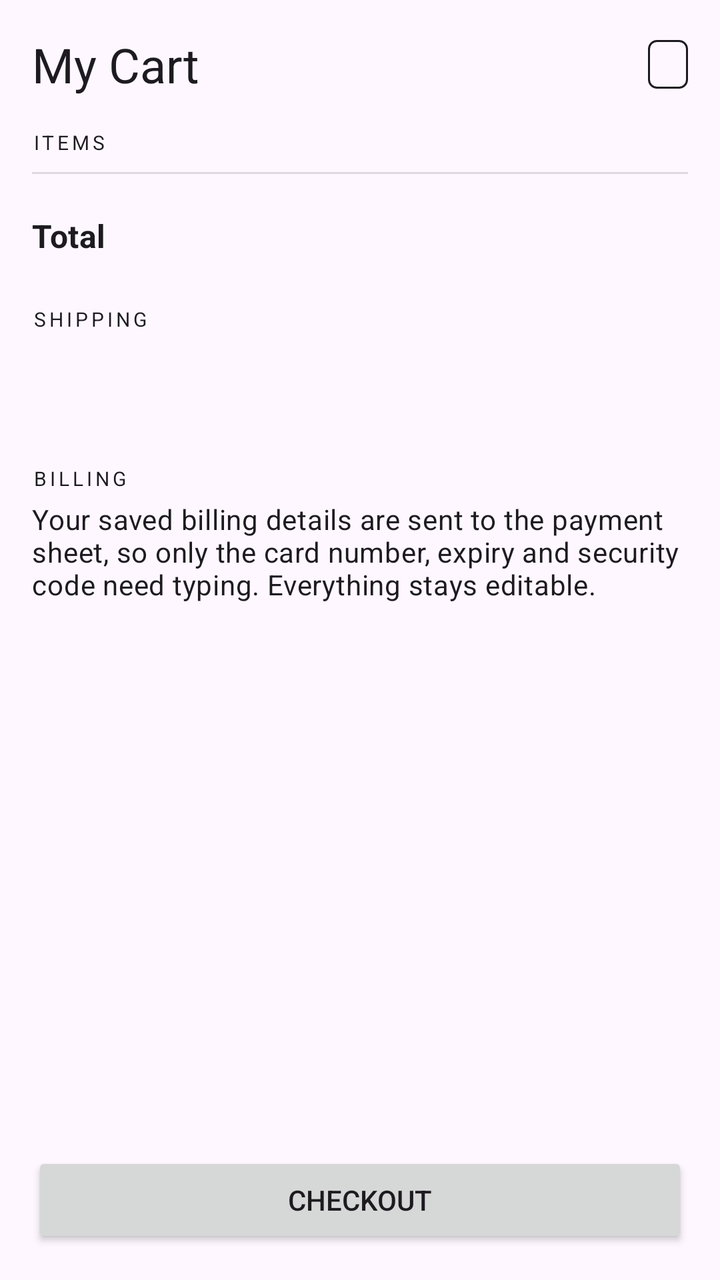
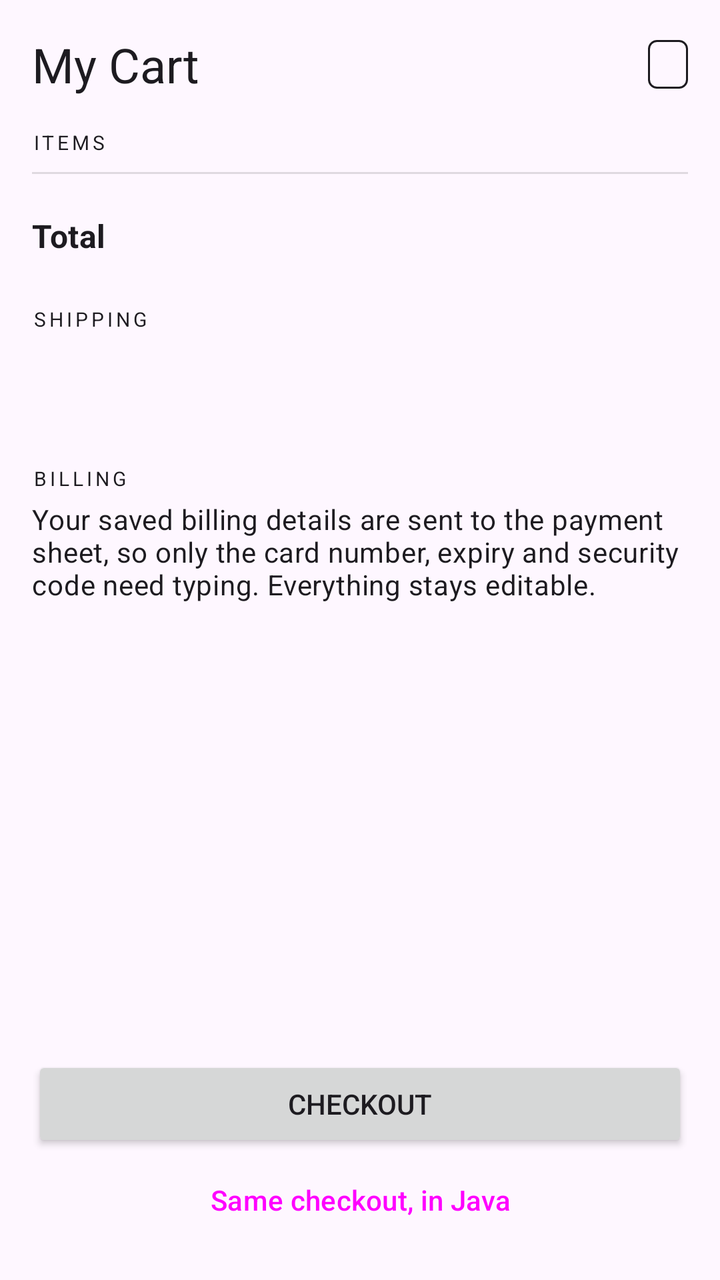

Two renders of the same Android screen: before a commit and after it. Below are the layout's source before the change and the commit's diff.
<!-- AndroidManifest.xml: application theme Theme.UQPaySample -->
<!-- res/layout/activity_main.xml -->
<?xml version="1.0" encoding="utf-8"?>
<LinearLayout xmlns:android="http://schemas.android.com/apk/res/android"
    android:layout_width="match_parent"
    android:layout_height="match_parent"
    android:orientation="vertical">

    <LinearLayout
        android:layout_width="match_parent"
        android:layout_height="wrap_content"
        android:gravity="center_vertical"
        android:orientation="horizontal"
        android:paddingHorizontal="16dp"
        android:paddingTop="16dp"
        android:paddingBottom="8dp">

        <TextView
            android:layout_width="0dp"
            android:layout_height="wrap_content"
            android:layout_weight="1"
            android:text="@string/cart_title"
            android:textAppearance="?attr/textAppearanceHeadline5" />

        <TextView
            android:id="@+id/txt_environment_badge"
            android:layout_width="wrap_content"
            android:layout_height="wrap_content"
            android:background="@drawable/bg_badge"
            android:paddingHorizontal="10dp"
            android:paddingVertical="4dp"
            android:textAppearance="?attr/textAppearanceCaption"
            android:textStyle="bold" />
    </LinearLayout>

    <ScrollView
        android:layout_width="match_parent"
        android:layout_height="0dp"
        android:layout_weight="1"
        android:paddingHorizontal="16dp">

        <LinearLayout
            android:layout_width="match_parent"
            android:layout_height="wrap_content"
            android:orientation="vertical"
            android:paddingBottom="16dp">

            <TextView
                android:layout_width="match_parent"
                android:layout_height="wrap_content"
                android:paddingTop="8dp"
                android:text="@string/section_items"
                android:textAppearance="?attr/textAppearanceOverline" />

            
            <LinearLayout
                android:id="@+id/container_items"
                android:layout_width="match_parent"
                android:layout_height="wrap_content"
                android:divider="?android:attr/listDivider"
                android:orientation="vertical"
                android:showDividers="middle" />

            <View
                android:layout_width="match_parent"
                android:layout_height="1dp"
                android:layout_marginTop="8dp"
                android:background="?android:attr/listDivider" />

            
            <LinearLayout
                android:id="@+id/container_price_lines"
                android:layout_width="match_parent"
                android:layout_height="wrap_content"
                android:orientation="vertical"
                android:paddingTop="12dp" />

            <LinearLayout
                android:layout_width="match_parent"
                android:layout_height="wrap_content"
                android:orientation="horizontal"
                android:paddingTop="8dp">

                <TextView
                    android:layout_width="0dp"
                    android:layout_height="wrap_content"
                    android:layout_weight="1"
                    android:text="@string/price_total"
                    android:textAppearance="?attr/textAppearanceSubtitle1"
                    android:textStyle="bold" />

                <TextView
                    android:id="@+id/txt_total"
                    android:layout_width="wrap_content"
                    android:layout_height="wrap_content"
                    android:textAppearance="?attr/textAppearanceSubtitle1"
                    android:textStyle="bold" />
            </LinearLayout>

            <TextView
                android:layout_width="match_parent"
                android:layout_height="wrap_content"
                android:paddingTop="24dp"
                android:text="@string/section_shipping"
                android:textAppearance="?attr/textAppearanceOverline" />

            <TextView
                android:id="@+id/txt_shipping_name"
                android:layout_width="match_parent"
                android:layout_height="wrap_content"
                android:paddingTop="4dp"
                android:textAppearance="?attr/textAppearanceSubtitle2" />

            <TextView
                android:id="@+id/txt_shipping_address"
                android:layout_width="match_parent"
                android:layout_height="wrap_content"
                android:textAppearance="?attr/textAppearanceBody2" />

            <TextView
                android:layout_width="match_parent"
                android:layout_height="wrap_content"
                android:paddingTop="24dp"
                android:text="@string/section_billing"
                android:textAppearance="?attr/textAppearanceOverline" />

            <TextView
                android:id="@+id/txt_billing_note"
                android:layout_width="match_parent"
                android:layout_height="wrap_content"
                android:paddingTop="4dp"
                android:text="@string/billing_note"
                android:textAppearance="?attr/textAppearanceBody2" />

        </LinearLayout>
    </ScrollView>

    
    <LinearLayout
        android:layout_width="match_parent"
        android:layout_height="wrap_content"
        android:orientation="vertical"
        android:padding="16dp">

        <TextView
            android:id="@+id/txt_setup"
            android:layout_width="match_parent"
            android:layout_height="wrap_content"
            android:paddingBottom="8dp"
            android:textAppearance="?attr/textAppearanceBody2"
            android:visibility="gone" />

        <Button
            android:id="@+id/btn_checkout"
            android:layout_width="match_parent"
            android:layout_height="wrap_content"
            android:text="@string/checkout_button" />

        <ProgressBar
            android:id="@+id/progress"
            style="?android:attr/progressBarStyleHorizontal"
            android:layout_width="match_parent"
            android:layout_height="wrap_content"
            android:indeterminate="true"
            android:visibility="gone" />

        <TextView
            android:id="@+id/txt_status"
            android:layout_width="match_parent"
            android:layout_height="wrap_content"
            android:paddingTop="12dp"
            android:textAppearance="?attr/textAppearanceBody2"
            android:visibility="gone" />

    </LinearLayout>

</LinearLayout>
<!-- resources referenced by this layout -->
<resources>
  <!-- drawable bg_badge (drawable) -->
  <?xml version="1.0" encoding="utf-8"?>
  <shape xmlns:android="http://schemas.android.com/apk/res/android"
      android:shape="rectangle">
      <corners android:radius="4dp" />
      <stroke
          android:width="1dp"
          android:color="?attr/colorOnSurface" />
  </shape>
  <string name="billing_note">Your saved billing details are sent to the payment sheet, so only the card number, expiry and security code need typing. Everything stays editable.</string>
  <string name="cart_title">My Cart</string>
  <string name="checkout_button">Checkout</string>
  <string name="price_total">Total</string>
  <string name="section_billing">Billing</string>
  <string name="section_items">Items</string>
  <string name="section_shipping">Shipping</string>
  <style name="Theme.UQPaySample" parent="Theme.Material3.DayNight.NoActionBar" />
</resources>

<!-- the commit's change to res/layout/activity_main.xml (unified diff, before → after) -->
@@ -154,6 +154,13 @@
             android:layout_height="wrap_content"
             android:text="@string/checkout_button" />
 
+        <Button
+            android:id="@+id/btn_java_checkout"
+            style="?attr/borderlessButtonStyle"
+            android:layout_width="match_parent"
+            android:layout_height="wrap_content"
+            android:text="@string/java_checkout_button" />
+
         <ProgressBar
             android:id="@+id/progress"
             style="?android:attr/progressBarStyleHorizontal"
<!-- resource entries referenced after the edit -->
@@ -12,6 +12,7 @@
   <string name="billing_note">Your saved billing details are sent to the payment sheet, so only the card number, expiry and security code need typing. Everything stays editable.</string>
   <string name="cart_title">My Cart</string>
   <string name="checkout_button">Checkout</string>
+  <string name="java_checkout_button">Same checkout, in Java</string>
   <string name="price_total">Total</string>
   <string name="section_billing">Billing</string>
   <string name="section_items">Items</string>
